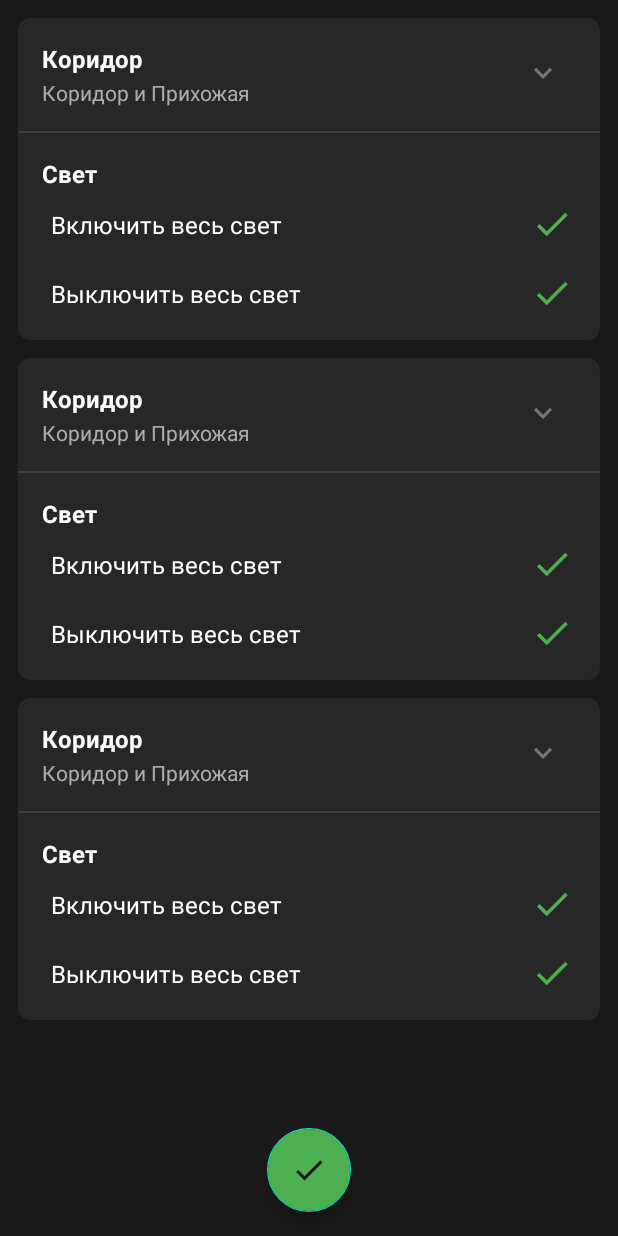
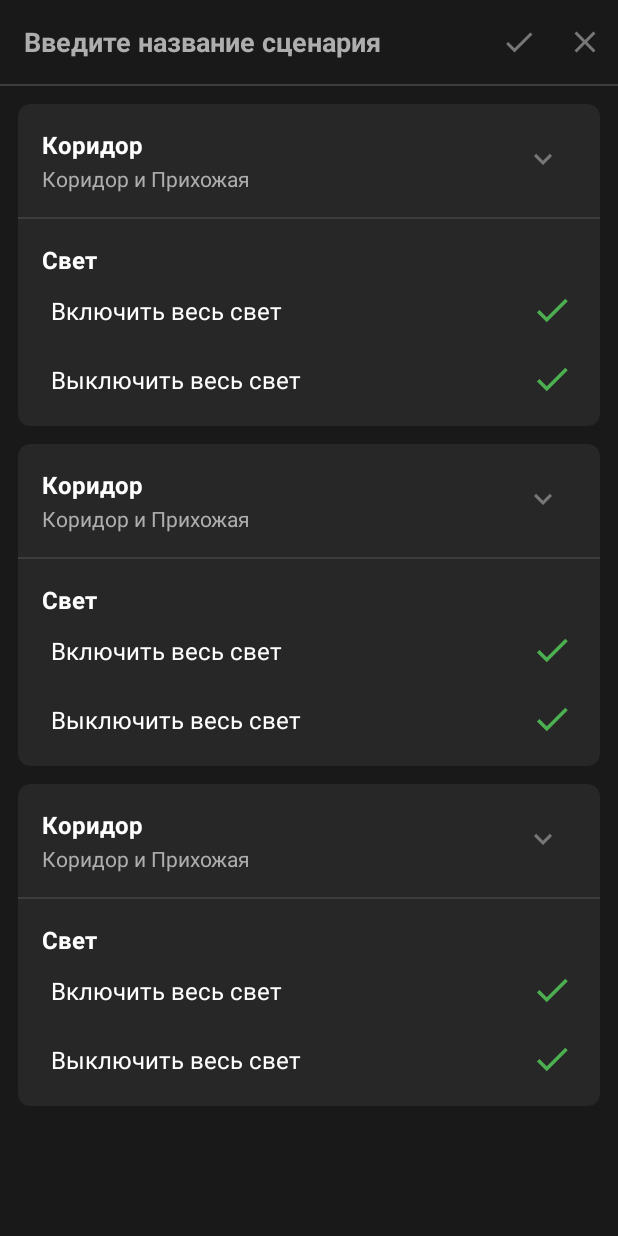
Before and after one commit to enxy0/Noolite, an Android app: the layout fragment_script_group.xml on its own in the app's theme, with its tools: preview values and no code run, on a phone screen of 412 x 824 dp. Run offline under Robolectric (Android 15) with nearby library versions, the phone set to English and light mode, and no system bars; Roboto replaces fonts that are not available here.

Commit message:
Script name can be entered, done and cancel buttons are in the toolbar
Signed-off-by: enxy0 <enxyox@gmail.com>

```diff
--- a/app/src/main/res/layout/fragment_script_group.xml
+++ b/app/src/main/res/layout/fragment_script_group.xml
@@ -1,28 +1,73 @@
 <?xml version="1.0" encoding="utf-8"?>
 <androidx.coordinatorlayout.widget.CoordinatorLayout xmlns:android="http://schemas.android.com/apk/res/android"
     xmlns:app="http://schemas.android.com/apk/res-auto"
+    xmlns:tools="http://schemas.android.com/tools"
     android:id="@+id/scriptParentLayout"
-    xmlns:tools="http://schemas.android.com/tools"
     android:layout_width="match_parent"
     android:layout_height="match_parent"
-    android:background="?android:attr/windowBackground">
+    android:fitsSystemWindows="true">
+
+    <com.google.android.material.appbar.AppBarLayout
+        android:id="@+id/appBarLayout"
+        android:layout_width="match_parent"
+        android:layout_height="wrap_content"
+        android:background="?attr/colorToolbar"
+        app:elevation="0dp">
+
+        <androidx.appcompat.widget.Toolbar
+            android:id="@+id/toolbar"
+            android:layout_width="match_parent"
+            android:layout_height="?attr/actionBarSize"
+            android:theme="@style/Toolbar"
+            app:contentInsetStartWithNavigation="0dp"
+            app:layout_scrollFlags="enterAlways"
+            app:titleTextAppearance="@style/ToolbarTextAppearance"
+            tools:title="Title">
+
+            <LinearLayout
+                android:layout_width="match_parent"
+                android:layout_height="wrap_content"
+                android:orientation="horizontal">
+
+                <EditText
+                    android:id="@+id/scriptName"
+                    android:layout_width="0dp"
+                    android:layout_height="wrap_content"
+                    android:layout_gravity="center"
+                    android:layout_weight="1"
+                    android:background="@null"
+                    android:hint="@string/script_enter_name"
+                    android:inputType="text"
+                    android:maxLines="1"
+                    android:textAppearance="@style/ToolbarTextAppearance"
+                    android:textColorHint="?android:attr/textColorSecondary" />
+
+                <ImageView
+                    android:id="@+id/createScript"
+                    style="@style/Button.Icon"
+                    android:layout_gravity="center"
+                    android:src="@drawable/ic_check" />
+
+                <ImageView
+                    android:id="@+id/cancelCreation"
+                    style="@style/Button.Icon"
+                    android:layout_gravity="center"
+                    android:src="@drawable/ic_close" />
+            </LinearLayout>
+
+        </androidx.appcompat.widget.Toolbar>
+
+        <View style="@style/Divider" />
+
+    </com.google.android.material.appbar.AppBarLayout>
 
     <androidx.recyclerview.widget.RecyclerView
         android:id="@+id/actionGroupList"
         android:layout_width="match_parent"
         android:layout_height="match_parent"
+        android:clipToPadding="false"
         android:paddingTop="@dimen/card_default_margin"
+        app:layout_behavior="com.google.android.material.appbar.AppBarLayout$ScrollingViewBehavior"
         tools:itemCount="3"
         tools:listitem="@layout/item_action_group" />
-
-
-    <com.google.android.material.floatingactionbutton.FloatingActionButton
-        android:id="@+id/finishScript"
-        android:layout_width="wrap_content"
-        android:layout_height="wrap_content"
-        android:layout_gravity="bottom|center"
-        android:layout_margin="@dimen/floating_button_margin"
-        android:src="@drawable/ic_check"
-        android:backgroundTint="?android:attr/colorPrimary"
-        app:tint="?android:attr/windowBackground" />
 </androidx.coordinatorlayout.widget.CoordinatorLayout>
--- a/app/src/main/res/values/strings.xml
+++ b/app/src/main/res/values/strings.xml
@@ -82,4 +82,8 @@
     <string name="section_favourite">Избранное</string>
     <string name="error_script_list_not_found">Вы еще не создали ни один сценарий! Для создания нажмите плюсик.</string>
     <string name="error_unexpected">Произошла непредвиденная ошибка!</string>
+    <string name="script_enter_name">Введите название сценария</string>
+    <string name="script_notify_done">Сценарий был успешно создан!</string>
+    <string name="script_notify_cancel">Создание сценария отменено.</string>
+    <string name="script_notify_empty_name">Имя сценария не может быть пустым!</string>
 </resources>
```
Also changed, not shown: app/src/main/java/com/enxy/noolite/features/main/create/ActionGroupFragment.kt (+40 -54 lines), 2 other files.
